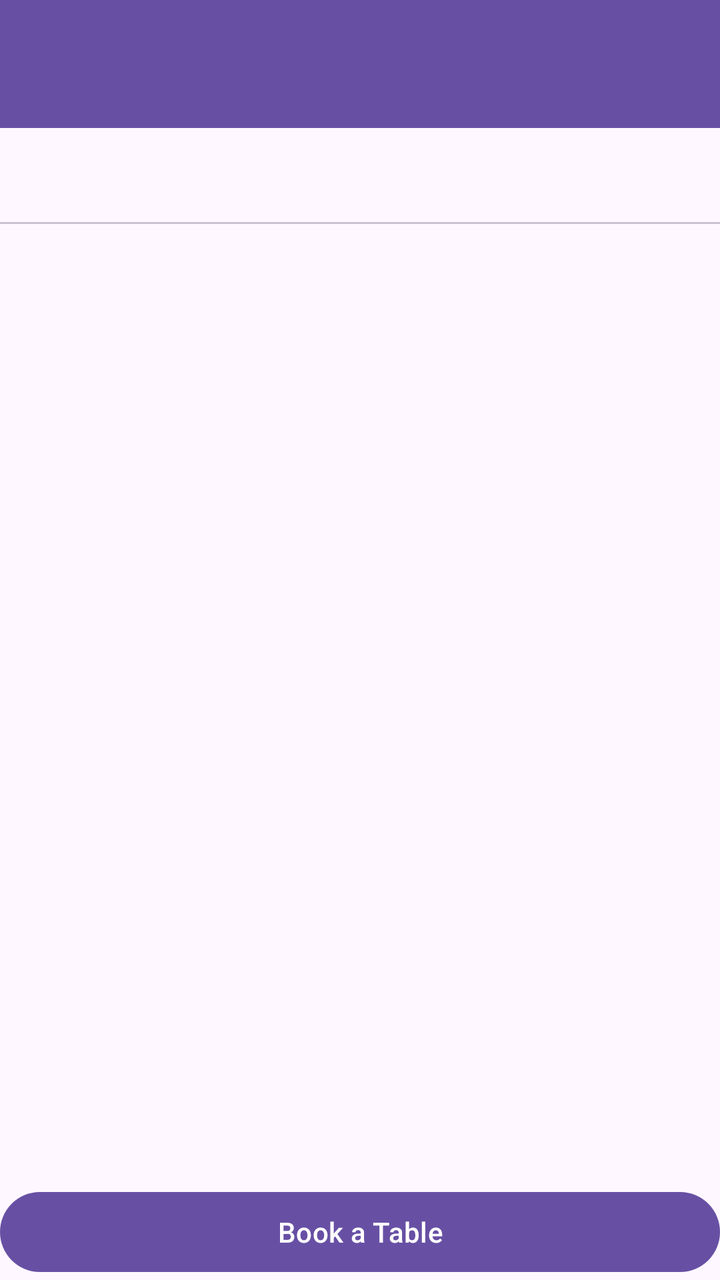
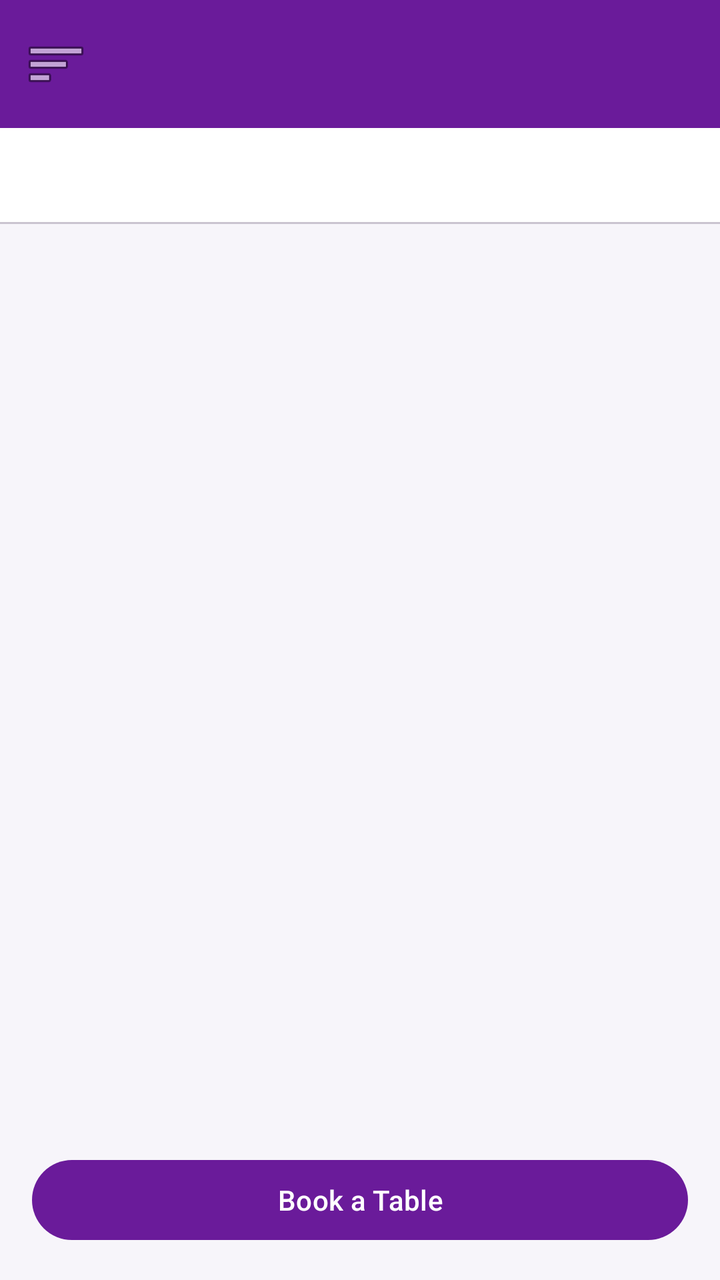

The first picture is an Android layout as it rendered before a commit; the second is the same layout after the commit. The layout source and the unified diff follow.
<!-- AndroidManifest.xml: application theme Theme.COMP2000RestaurantApp -->
<!-- res/layout/activity_menu.xml -->
<?xml version="1.0" encoding="utf-8"?>
<androidx.drawerlayout.widget.DrawerLayout
    xmlns:android="http://schemas.android.com/apk/res/android"
    xmlns:app="http://schemas.android.com/apk/res-auto"
    android:id="@+id/drawer_layout"
    android:layout_width="match_parent"
    android:layout_height="match_parent">

    <LinearLayout
        android:orientation="vertical"
        android:layout_width="match_parent"
        android:layout_height="match_parent">

        <com.google.android.material.appbar.MaterialToolbar
            android:id="@+id/topAppBar"
            android:layout_width="match_parent"
            android:layout_height="wrap_content"
            android:title="Menu"
            android:background="?attr/colorPrimary" />

        <com.google.android.material.tabs.TabLayout
            android:id="@+id/tabLayout"
            android:layout_width="match_parent"
            android:layout_height="wrap_content" />

        <ScrollView
            android:id="@+id/scrollMenu"
            android:layout_width="match_parent"
            android:layout_height="0dp"
            android:layout_weight="1">

            <LinearLayout
                android:id="@+id/menuContainer"
                android:orientation="vertical"
                android:layout_width="match_parent"
                android:layout_height="wrap_content" />
        </ScrollView>

        <com.google.android.material.button.MaterialButton
            android:id="@+id/btnBookNow"
            android:layout_width="match_parent"
            android:layout_height="wrap_content"
            android:text="Book a Table" />
    </LinearLayout>

    <com.google.android.material.navigation.NavigationView
        android:id="@+id/navigation_view"
        android:layout_width="280dp"
        android:layout_height="match_parent"
        android:layout_gravity="start"
        android:fitsSystemWindows="true"
        android:background="@android:color/white"
        app:menu="@menu/drawer_menu" />
</androidx.drawerlayout.widget.DrawerLayout>
<!-- resources referenced by this layout -->
<resources>
  <style name="Theme.COMP2000RestaurantApp" parent="Base.Theme.COMP2000RestaurantApp" />
  <style name="Base.Theme.COMP2000RestaurantApp" parent="Theme.Material3.DayNight.NoActionBar">
          
          
      </style>
</resources>

<!-- the commit's change to res/layout/activity_menu.xml (unified diff, before → after) -->
@@ -16,31 +16,37 @@
             android:layout_width="match_parent"
             android:layout_height="wrap_content"
             android:title="Menu"
-            android:background="?attr/colorPrimary" />
+            app:navigationIcon="@android:drawable/ic_menu_sort_by_size"
+            style="@style/AppToolbar"/>
 
         <com.google.android.material.tabs.TabLayout
             android:id="@+id/tabLayout"
             android:layout_width="match_parent"
-            android:layout_height="wrap_content" />
+            android:layout_height="wrap_content"
+            app:tabIndicatorColor="@color/purple_secondary"
+            app:tabSelectedTextColor="@color/purple_primary"/>
 
         <ScrollView
             android:id="@+id/scrollMenu"
             android:layout_width="match_parent"
             android:layout_height="0dp"
-            android:layout_weight="1">
+            android:layout_weight="1"
+            android:padding="16dp">
 
             <LinearLayout
                 android:id="@+id/menuContainer"
                 android:orientation="vertical"
                 android:layout_width="match_parent"
-                android:layout_height="wrap_content" />
+                android:layout_height="wrap_content"/>
         </ScrollView>
 
         <com.google.android.material.button.MaterialButton
             android:id="@+id/btnBookNow"
             android:layout_width="match_parent"
             android:layout_height="wrap_content"
-            android:text="Book a Table" />
+            android:text="Book a Table"
+            android:layout_margin="16dp"/>
+
     </LinearLayout>
 
     <com.google.android.material.navigation.NavigationView
@@ -48,7 +54,35 @@
         android:layout_width="280dp"
         android:layout_height="match_parent"
         android:layout_gravity="start"
-        android:fitsSystemWindows="true"
-        android:background="@android:color/white"
-        app:menu="@menu/drawer_menu" />
+        app:menu="@menu/drawer_menu"
+        app:headerLayout="@layout/drawer_header"/>
+
 </androidx.drawerlayout.widget.DrawerLayout>
+<!-- res/layout/drawer_header.xml (included above) -->
+<?xml version="1.0" encoding="utf-8"?>
+<LinearLayout xmlns:android="http://schemas.android.com/apk/res/android"
+    android:orientation="vertical"
+    android:padding="24dp"
+    android:background="@color/purple_primary"
+    android:layout_width="match_parent"
+    android:layout_height="wrap_content">
+
+    <ImageView
+        android:layout_width="64dp"
+        android:layout_height="64dp"
+        android:src="@android:drawable/sym_def_app_icon"
+        android:tint="@android:color/white"
+        android:layout_marginBottom="12dp"/>
+
+    <TextView
+        android:text="Guest User"
+        android:textColor="@android:color/white"
+        android:textSize="16sp"
+        android:textStyle="bold"/>
+
+    <TextView
+        android:text="guest@example.com"
+        android:textColor="@android:color/white"
+        android:textSize="14sp"/>
+
+</LinearLayout>
<!-- resource entries referenced after the edit -->
@@ -1,9 +1,22 @@
 <!-- resources referenced by this layout -->
 <resources>
-  <style name="Theme.COMP2000RestaurantApp" parent="Base.Theme.COMP2000RestaurantApp" />
-  <style name="Base.Theme.COMP2000RestaurantApp" parent="Theme.Material3.DayNight.NoActionBar">
-          
-          
+  <color name="purple_primary">#6A1B9A</color>
+  <color name="purple_secondary">#9C27B0</color>
+  <style name="AppToolbar" parent="Widget.Material3.Toolbar">
+          <item name="android:background">?attr/colorPrimary</item>
+          <item name="android:elevation">4dp</item>
+          <item name="titleTextColor">@android:color/white</item>
+          <item name="subtitleTextColor">@android:color/white</item>
       </style>
+  <style name="Theme.COMP2000RestaurantApp" parent="Theme.Material3.DayNight.NoActionBar">
+          <item name="colorPrimary">@color/purple_primary</item>
+          <item name="colorOnPrimary">@android:color/white</item>
+          <item name="colorSecondary">@color/purple_secondary</item>
+          <item name="colorSurface">@color/surface_white</item>
+  
+          <item name="android:windowBackground">@color/background_light</item>
+      </style>
+  <color name="surface_white">#FFFFFF</color>
+  <color name="background_light">#F7F5FA</color>
 </resources>
 
